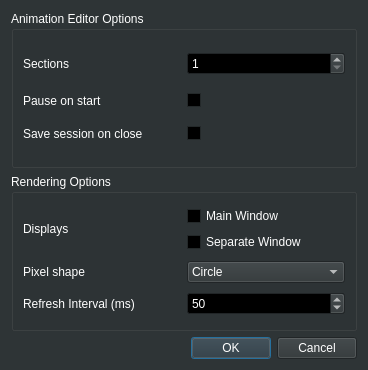
Qt form src/dialog/preferencesdialog.ui (8bitbuddhist/PixelMaestro-Studio) before a commit.
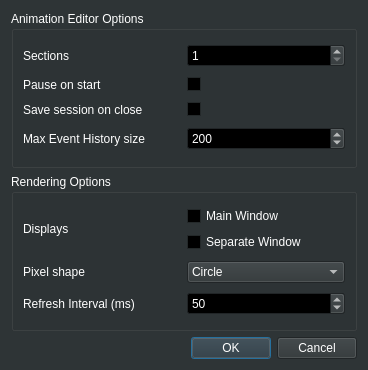
The same form after that commit.

The edit to the form file:
```diff
--- a/src/dialog/preferencesdialog.ui
+++ b/src/dialog/preferencesdialog.ui
@@ -502,6 +502,29 @@
         </property>
        </widget>
       </item>
+      <item row="3" column="0">
+       <widget class="QLabel" name="label">
+        <property name="text">
+         <string>Max Event History size</string>
+        </property>
+       </widget>
+      </item>
+      <item row="3" column="1">
+       <widget class="QSpinBox" name="eventHistorySizeSpinBox">
+        <property name="toolTip">
+         <string>Maximum number of events to store in the Event History</string>
+        </property>
+        <property name="maximum">
+         <number>1000</number>
+        </property>
+        <property name="singleStep">
+         <number>10</number>
+        </property>
+        <property name="value">
+         <number>200</number>
+        </property>
+       </widget>
+      </item>
      </layout>
     </widget>
    </item>
```
